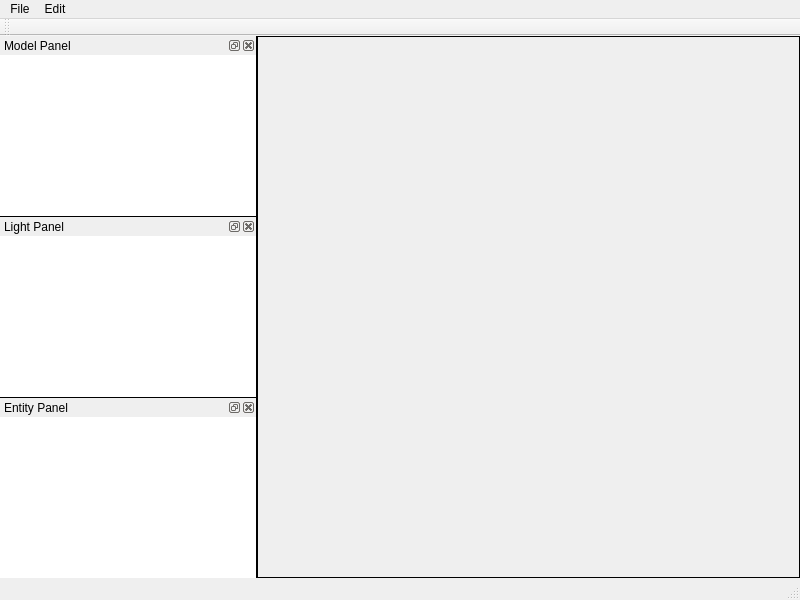
Old version of the form Sources/mainwindow.ui in the repository ShrademnThill/ogre-construction-set.
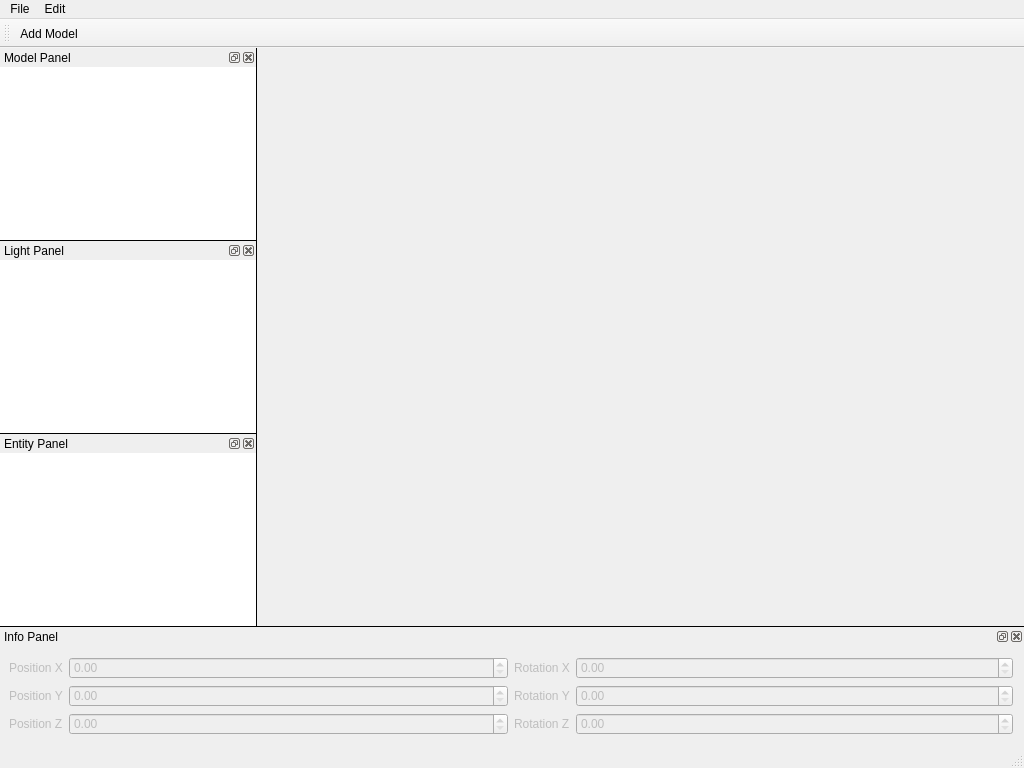
New version of the form.

Patch:
```diff
--- a/Sources/mainwindow.ui
+++ b/Sources/mainwindow.ui
@@ -6,8 +6,8 @@
    <rect>
     <x>0</x>
     <y>0</y>
-    <width>800</width>
-    <height>600</height>
+    <width>1024</width>
+    <height>768</height>
    </rect>
   </property>
   <property name="windowTitle">
@@ -22,34 +22,19 @@
  }
 </string>
   </property>
-  <widget class="QWidget" name="centralWidget">
-   <layout class="QHBoxLayout" name="horizontalLayout">
-    <property name="margin">
-     <number>0</number>
-    </property>
-    <item>
-     <widget class="QFrame" name="frame">
-      <property name="frameShape">
-       <enum>QFrame::Box</enum>
-      </property>
-      <layout class="QHBoxLayout" name="ogreLayout">
-       <property name="spacing">
-        <number>0</number>
-       </property>
-       <property name="margin">
-        <number>0</number>
-       </property>
-      </layout>
-     </widget>
-    </item>
-   </layout>
-  </widget>
+  <property name="dockNestingEnabled">
+   <bool>true</bool>
+  </property>
+  <property name="dockOptions">
+   <set>QMainWindow::AllowNestedDocks|QMainWindow::AllowTabbedDocks|QMainWindow::AnimatedDocks</set>
+  </property>
+  <widget class="QWidget" name="centralWidget"/>
   <widget class="QMenuBar" name="menuBar">
    <property name="geometry">
     <rect>
      <x>0</x>
      <y>0</y>
-     <width>800</width>
+     <width>1024</width>
      <height>18</height>
     </rect>
    </property>
@@ -76,15 +61,13 @@
    <property name="windowTitle">
     <string>Main Tool Bar</string>
    </property>
-   <property name="movable">
-    <bool>true</bool>
-   </property>
    <attribute name="toolBarArea">
     <enum>TopToolBarArea</enum>
    </attribute>
    <attribute name="toolBarBreak">
     <bool>false</bool>
    </attribute>
+   <addaction name="actionAddModel"/>
   </widget>
   <widget class="QStatusBar" name="statusBar"/>
   <widget class="QDockWidget" name="modelWidget">
@@ -140,8 +123,8 @@
    <attribute name="dockWidgetArea">
     <number>1</number>
    </attribute>
-   <widget class="QWidget" name="dockWidgetContents_3">
-    <layout class="QHBoxLayout" name="horizontalLayout_7">
+   <widget class="QWidget" name="lightWidgetContents">
+    <layout class="QHBoxLayout" name="horizontalLayout_2">
      <property name="spacing">
       <number>0</number>
      </property>
@@ -174,8 +157,8 @@
    <attribute name="dockWidgetArea">
     <number>1</number>
    </attribute>
-   <widget class="QWidget" name="dockWidgetContents">
-    <layout class="QHBoxLayout" name="horizontalLayout_2">
+   <widget class="QWidget" name="entityWidgetContents">
+    <layout class="QHBoxLayout" name="horizontalLayout_1">
      <property name="spacing">
       <number>0</number>
      </property>
@@ -201,6 +184,95 @@
     </layout>
    </widget>
   </widget>
+  <widget class="QDockWidget" name="infoWidget">
+   <property name="windowTitle">
+    <string>Info Panel</string>
+   </property>
+   <attribute name="dockWidgetArea">
+    <number>8</number>
+   </attribute>
+   <widget class="QWidget" name="infoWidgetContents">
+    <property name="enabled">
+     <bool>false</bool>
+    </property>
+    <layout class="QHBoxLayout" name="horizontalLayout">
+     <property name="leftMargin">
+      <number>9</number>
+     </property>
+     <item>
+      <layout class="QFormLayout" name="position">
+       <property name="verticalSpacing">
+        <number>6</number>
+       </property>
+       <item row="0" column="0">
+        <widget class="QLabel" name="positionXLabel">
+         <property name="text">
+          <string>Position X</string>
+         </property>
+        </widget>
+       </item>
+       <item row="0" column="1">
+        <widget class="QDoubleSpinBox" name="positionXDoubleSpinBox"/>
+       </item>
+       <item row="1" column="0">
+        <widget class="QLabel" name="positionYLabel">
+         <property name="text">
+          <string>Position Y</string>
+         </property>
+        </widget>
+       </item>
+       <item row="1" column="1">
+        <widget class="QDoubleSpinBox" name="positionYDoubleSpinBox"/>
+       </item>
+       <item row="2" column="0">
+        <widget class="QLabel" name="positionZLabel">
+         <property name="text">
+          <string>Position Z</string>
+         </property>
+        </widget>
+       </item>
+       <item row="2" column="1">
+        <widget class="QDoubleSpinBox" name="positionZDoubleSpinBox"/>
+       </item>
+      </layout>
+     </item>
+     <item>
+      <layout class="QFormLayout" name="orientation">
+       <item row="0" column="0">
+        <widget class="QLabel" name="rotationXLabel">
+         <property name="text">
+          <string>Rotation X</string>
+         </property>
+        </widget>
+       </item>
+       <item row="0" column="1">
+        <widget class="QDoubleSpinBox" name="rotationXDoubleSpinBox"/>
+       </item>
+       <item row="1" column="0">
+        <widget class="QLabel" name="rotationYLabel">
+         <property name="text">
+          <string>Rotation Y</string>
+         </property>
+        </widget>
+       </item>
+       <item row="1" column="1">
+        <widget class="QDoubleSpinBox" name="rotationYDoubleSpinBox"/>
+       </item>
+       <item row="2" column="0">
+        <widget class="QLabel" name="rotationZLabel">
+         <property name="text">
+          <string>Rotation Z</string>
+         </property>
+        </widget>
+       </item>
+       <item row="2" column="1">
+        <widget class="QDoubleSpinBox" name="rotationZDoubleSpinBox"/>
+       </item>
+      </layout>
+     </item>
+    </layout>
+   </widget>
+  </widget>
   <action name="actionExit">
    <property name="text">
     <string>Exit</string>
@@ -222,6 +294,11 @@
     <string>Lock panels</string>
    </property>
   </action>
+  <action name="actionAddModel">
+   <property name="text">
+    <string>Add Model</string>
+   </property>
+  </action>
  </widget>
  <layoutdefault spacing="6" margin="11"/>
  <resources/>
```
Left out of the diff: 14 changed lines with no effect on the pictures.
